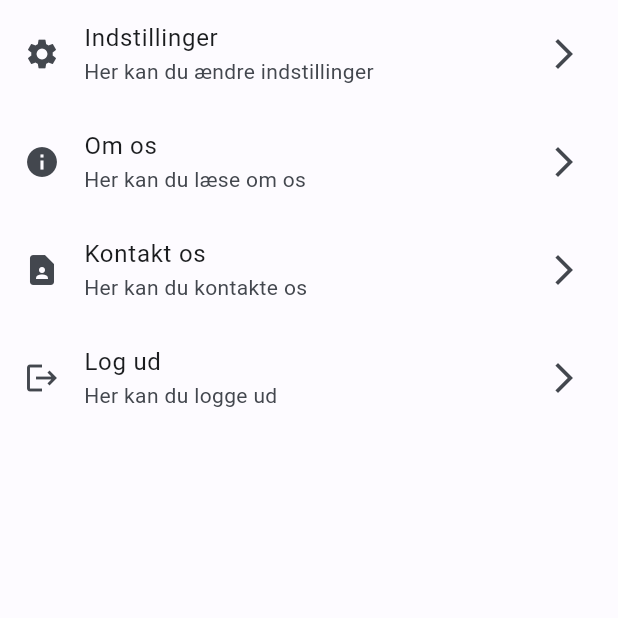
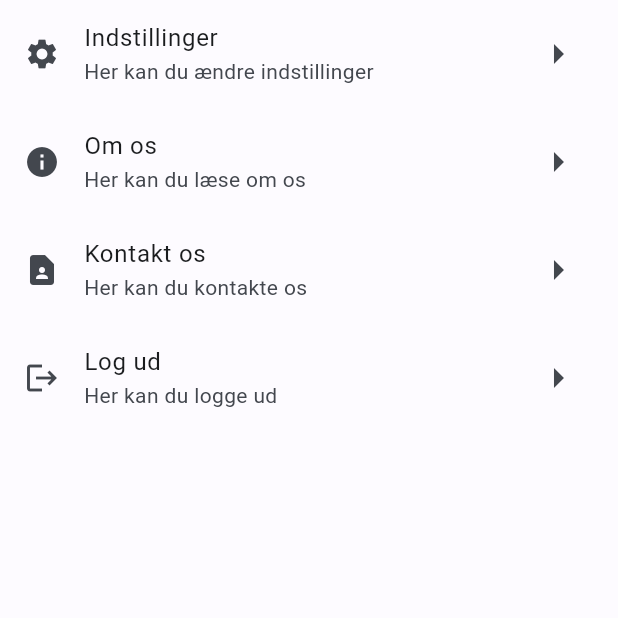
Before and after one commit to famasmaster78/elektriker-flutter, a Flutter app: the screen it shows after launch, item 2 of the bottom bar chosen, after a tap on "Indstillinger", on a phone screen of 412 x 824 dp, the top half of it. Run offline on Flutter 3.47's test engine with Material 2 defaults, Android fonts, the phone set to English and light mode, and no system bars.

Commit message:
laver noget der ligner lort

```diff
--- a/lib/main.dart
+++ b/lib/main.dart
@@ -1,3 +1,4 @@
+import 'package:elektriker_app/pages/kabeldimensionering.dart';
 import 'package:elektriker_app/pages/settings.dart';
 import 'package:elektriker_app/pages/home.dart';
 
--- a/lib/pages/home.dart
+++ b/lib/pages/home.dart
@@ -1,12 +1,115 @@
+import 'package:elektriker_app/pages/formler.dart';
 import 'package:flutter/material.dart';
 import 'package:flutter/src/widgets/framework.dart';
 import 'package:flutter/src/widgets/placeholder.dart';
+
+import 'kabeldimensionering.dart';
+import 'ordforklaringer.dart';
 
 class Home extends StatelessWidget {
   const Home({super.key});
 
   @override
   Widget build(BuildContext context) {
-    return const Text("Home here!");
+    return Scaffold(
+      body: Padding(
+        padding: const EdgeInsets.all(12.0),
+        child: GridView.count(
+          scrollDirection: Axis.vertical,
+          crossAxisCount: 2,
+          crossAxisSpacing: 10,
+          mainAxisSpacing: 10,
+          children: [
+            /* Kabel dimensionering */
+            HomeGridItem(
+              title: "Kabel dimensionering",
+              subtitle: "Her kan du dimensionere kabler",
+              icon: Icons.cable,
+              color: Color.fromRGBO(200, 230, 201, 1),
+              onTap: () {
+                Navigator.push(
+                  context,
+                  MaterialPageRoute(builder: (context) => const KabelDimensionering()),
+                );
+              },
+            ),
+            /* Formler */
+            HomeGridItem(
+              title: "Formler",
+              subtitle: "Her kan du se formler",
+              icon: Icons.calculate,
+              color: Color.fromRGBO(187, 222, 251, 1),
+              onTap: () {
+                Navigator.push(
+                  context,
+                  MaterialPageRoute(builder: (context) => const Formler()),
+                );
+              },
+            ),
+
+            // Ord forklaringer
+            HomeGridItem(
+              title: "Ord forklaringer",
+              subtitle: "Her kan du se ord forklaringer",
+              icon: Icons.book,
+              color: Color.fromRGBO(255, 204, 128, 1),
+              onTap: () {
+                Navigator.push(
+                  context,
+                  MaterialPageRoute(builder: (context) => const OrdForklaringer()),
+                );
+              },
+            ),
+          ],
+        ),
+      ),
+    );
   }
 }
+
+// Grid item
+class HomeGridItem extends StatelessWidget {
+  // Parameters
+  final String title;
+  final String subtitle;
+  final IconData icon;
+  final Color color;
+
+  // On tap function
+  final Function? onTap;
+
+  const HomeGridItem({
+    Key? key,
+    required this.title,
+    required this.subtitle,
+    required this.icon,
+    this.color = const Color.fromRGBO(200, 230, 201, 1),
+    this.onTap,
+  }) : super(key: key);
+
+  @override
+  Widget build(BuildContext context) {
+    return Card(
+      color: color,
+      child: InkWell(
+        onTap: () {
+          onTap!();
+        },
+        child: Center(
+          child: Column(
+            mainAxisSize: MainAxisSize.min,
+            crossAxisAlignment: CrossAxisAlignment.center,
+            children: [
+              Expanded(child: Icon(icon)),
+              ListTile(
+                /* leading: Icon(Icons.calculate), */
+                title: Text(title),
+                subtitle: Text(subtitle),
+              ),
+            ],
+          ),
+        ),
+      ),
+    );
+  }
+}
--- a/lib/pages/settings.dart
+++ b/lib/pages/settings.dart
@@ -10,39 +10,51 @@ class Settings extends StatelessWidget {
       body: Center(
         child: ListView(children: [
           ListTile(
-            title: Text("Indstillinger"),
-            subtitle: Text("Her kan du ændre indstillinger"),
-            leading: Icon(Icons.settings),
-            trailing: Icon(Icons.arrow_forward_ios),
+            title: const Text("Indstillinger"),
+            subtitle: const Text("Her kan du ændre indstillinger"),
+            leading: const Icon(Icons.settings),
+            trailing: const Icon(
+              Icons.arrow_right,
+              size: 32,
+            ),
             onTap: () {
-              Navigator.pushNamed(context, '/settings');
+              /* Navigator.pushNamed(context, '/settings'); */
             },
           ),
           ListTile(
-            title: Text("Om os"),
-            subtitle: Text("Her kan du læse om os"),
-            leading: Icon(Icons.info),
-            trailing: Icon(Icons.arrow_forward_ios),
+            title: const Text("Om os"),
+            subtitle: const Text("Her kan du læse om os"),
+            leading: const Icon(Icons.info),
+            trailing: const Icon(
+              Icons.arrow_right,
+              size: 32,
+            ),
             onTap: () {
-              Navigator.pushNamed(context, '/about');
+              /* Navigator.pushNamed(context, '/about'); */
             },
           ),
           ListTile(
-            title: Text("Kontakt os"),
-            subtitle: Text("Her kan du kontakte os"),
-            leading: Icon(Icons.contact_page),
-            trailing: Icon(Icons.arrow_forward_ios),
+            title: const Text("Kontakt os"),
+            subtitle: const Text("Her kan du kontakte os"),
+            leading: const Icon(Icons.contact_page),
+            trailing: const Icon(
+              Icons.arrow_right,
+              size: 32,
+            ),
             onTap: () {
-              Navigator.pushNamed(context, '/contact');
+              /* Navigator.pushNamed(context, '/contact'); */
             },
           ),
           ListTile(
-            title: Text("Log ud"),
-            subtitle: Text("Her kan du logge ud"),
-            leading: Icon(Icons.logout),
-            trailing: Icon(Icons.arrow_forward_ios),
+            title: const Text("Log ud"),
+            subtitle: const Text("Her kan du logge ud"),
+            leading: const Icon(Icons.logout),
+            trailing: const Icon(
+              Icons.arrow_right,
+              size: 32,
+            ),
             onTap: () {
-              Navigator.pushNamed(context, '/login');
+              /* Navigator.pushNamed(context, '/login'); */
             },
           ),
         ]),
```
Also changed, not shown: lib/pages/formler.dart (added, +77 -0 lines), lib/pages/kabeldimensionering.dart (added, +29 -0 lines), lib/pages/ordforklaringer.dart (added, +181 -0 lines).
